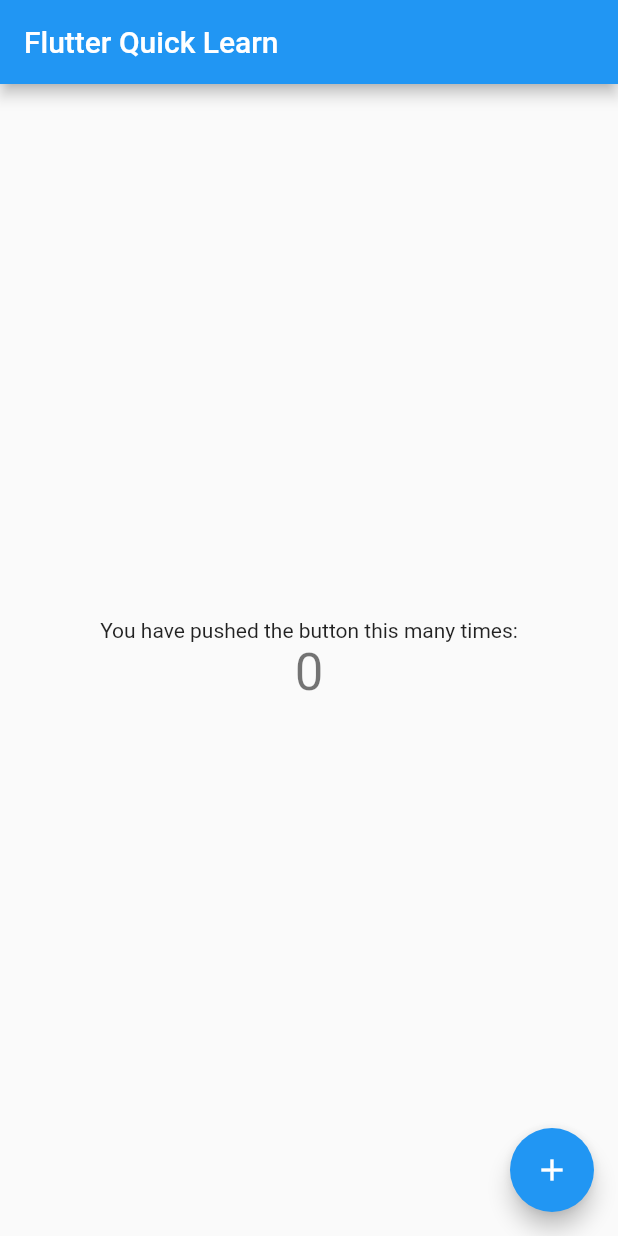
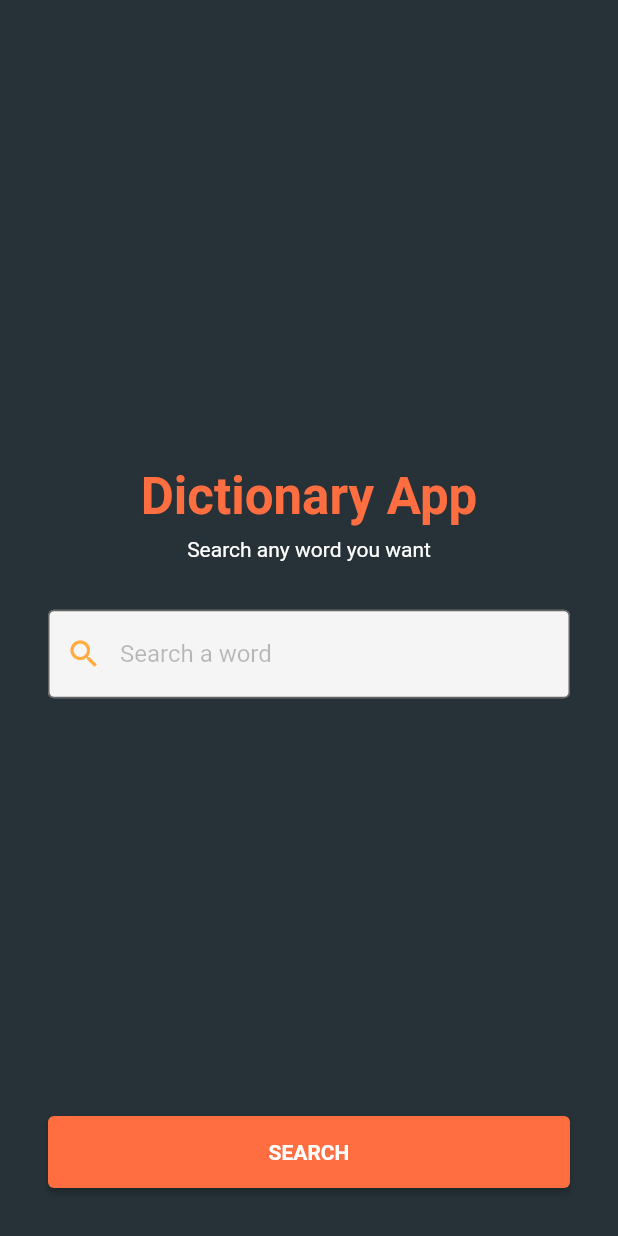
Before and after one commit to hamed-deriv/flutter_quick_learn, a Flutter app: the screen it shows after launch, on a phone screen of 412 x 824 dp. Run offline on Flutter 3.47's test engine with Material 2 defaults, Android fonts, the phone set to English and light mode, and no system bars; our stand-ins replace bloc, flutter_bloc.

Commit message:
add basic dictionary

```diff
--- a/lib/home_page.dart
+++ b/lib/home_page.dart
@@ -1,48 +1,121 @@
 import 'package:flutter/material.dart';
+import 'package:flutter_bloc/flutter_bloc.dart';
 
-class HomePage extends StatefulWidget {
-  HomePage({Key? key, required this.title}) : super(key: key);
+import 'package:flutter_quick_learn/definitions_page.dart';
+import 'package:flutter_quick_learn/states/dictionary_cubit.dart';
+import 'package:flutter_quick_learn/states/dictionary_state.dart';
 
-  final String title;
-
-  @override
-  _HomePageState createState() => _HomePageState();
-}
-
-class _HomePageState extends State<HomePage> {
-  int _counter = 0;
-
-  void _incrementCounter() {
-    setState(() {
-      _counter++;
-    });
-  }
+class HomePage extends StatelessWidget {
+  HomePage({Key? key}) : super(key: key);
 
   @override
   Widget build(BuildContext context) {
     return Scaffold(
-      appBar: AppBar(
-        title: Text(widget.title),
+      backgroundColor: Colors.blueGrey[900],
+      body: BlocConsumer<DictionaryCubit, DictionaryState>(
+        listener: (context, state) {
+          if (state is FetchedState && state.result != null) {
+            Navigator.push(
+              context,
+              MaterialPageRoute(
+                builder: (context) => DefinitionsPage(result: state.result!),
               ),
-      body: Center(
+            );
+          }
+        },
+        builder: (context, state) {
+          if (state is InitialState) {
+            return _buildInputForm(context);
+          } else if (state is SearchingState) {
+            return Center(child: CircularProgressIndicator());
+          } else if (state is ErrorState) {
+            return _buildErrorWidget(state.message);
+          }
+
+          return SizedBox.shrink();
+        },
+      ),
+    );
+  }
+
+  Widget _buildInputForm(BuildContext context) {
+    final DictionaryCubit dictionaryCubit = context.watch<DictionaryCubit>();
+
+    final TextEditingController editTextController = TextEditingController();
+
+    return Container(
+      padding: const EdgeInsets.all(32),
       child: Column(
-          mainAxisAlignment: MainAxisAlignment.center,
-          children: <Widget>[
+        children: [
+          Spacer(),
           Text(
-              'You have pushed the button this many times:',
+            'Dictionary App',
+            style: TextStyle(
+              color: Colors.deepOrangeAccent,
+              fontSize: 34,
+              fontWeight: FontWeight.bold,
             ),
+          ),
+          SizedBox(height: 8),
           Text(
-              '$_counter',
-              style: Theme.of(context).textTheme.headline4,
+            'Search any word you want',
+            style: TextStyle(
+              color: Colors.white,
+              fontSize: 14,
+            ),
+          ),
+          SizedBox(height: 32),
+          TextField(
+            controller: editTextController,
+            cursorColor: Colors.orangeAccent,
+            decoration: InputDecoration(
+              hintText: 'Search a word',
+              border: OutlineInputBorder(
+                borderRadius: BorderRadius.circular(4),
+                borderSide: BorderSide(color: Colors.transparent),
+              ),
+              focusedBorder: OutlineInputBorder(
+                borderSide: BorderSide(color: Colors.orangeAccent),
+              ),
+              filled: true,
+              fillColor: Colors.grey[100],
+              prefixIcon: Icon(Icons.search, color: Colors.orangeAccent),
+              hintStyle: TextStyle(color: Colors.black26),
+            ),
+          ),
+          Spacer(),
+          Container(
+            width: double.infinity,
+            child: ElevatedButton(
+              child: Text(
+                'SEARCH',
+                style: TextStyle(fontWeight: FontWeight.bold),
+              ),
+              style: ElevatedButton.styleFrom(
+                primary: Colors.deepOrangeAccent,
+                padding: const EdgeInsets.all(16),
+              ),
+              onPressed: () => editTextController.text == ''
+                  ? null
+                  : dictionaryCubit.search(editTextController.text),
+            ),
           ),
         ],
       ),
+    );
+  }
+
+  Widget _buildErrorWidget(String errorMessage) => Center(
+        child: Padding(
+          padding: const EdgeInsets.all(16),
+          child: Text(
+            errorMessage,
+            textAlign: TextAlign.center,
+            style: TextStyle(
+              color: Colors.white,
+              fontWeight: FontWeight.bold,
             ),
-      floatingActionButton: FloatingActionButton(
-        onPressed: _incrementCounter,
-        tooltip: 'Increment',
-        child: Icon(Icons.add),
+          ),
         ),
       );
 }
-}
--- /dev/null
+++ b/lib/http_service.dart
@@ -0,0 +1,13 @@
+import 'package:http/http.dart';
+
+class HttpService {
+  static final baseUrl = 'https://api.dictionaryapi.dev/api/v2/entries/';
+
+  static Future<Response> getResponse(String endpoint) async {
+    try {
+      return get(Uri.parse('$baseUrl$endpoint'));
+    } on Exception catch (e) {
+      throw e;
+    }
+  }
+}
--- a/lib/main.dart
+++ b/lib/main.dart
@@ -1,18 +1,20 @@
 import 'package:flutter/material.dart';
+import 'package:flutter_bloc/flutter_bloc.dart';
 
 import 'package:flutter_quick_learn/home_page.dart';
+import 'package:flutter_quick_learn/states/dictionary_cubit.dart';
+import 'package:flutter_quick_learn/word_repository.dart';
 
 void main() => runApp(App());
 
 class App extends StatelessWidget {
   @override
-  Widget build(BuildContext context) {
-    return MaterialApp(
-      title: 'Flutter Demo',
-      theme: ThemeData(
-        primarySwatch: Colors.blue,
-      ),
-      home: HomePage(title: 'Flutter Quick Learn'),
-    );
-  }
+  Widget build(BuildContext context) => MaterialApp(
+        title: 'Flutter Quick Learn',
+        theme: ThemeData(primarySwatch: Colors.blue),
+        home: BlocProvider(
+          create: (context) => DictionaryCubit(WordRepository()),
+          child: HomePage(),
+        ),
+      );
 }
--- /dev/null
+++ b/lib/states/dictionary_cubit.dart
@@ -0,0 +1,26 @@
+import 'package:bloc/bloc.dart';
+
+import 'package:flutter_quick_learn/states/dictionary_state.dart';
+import 'package:flutter_quick_learn/word_repository.dart';
+import 'package:flutter_quick_learn/word_response_model.dart';
+
+class DictionaryCubit extends Cubit<DictionaryState> {
+  DictionaryCubit(this.repository) : super(InitialState());
+
+  final WordRepository repository;
+
+  Future<void> search(String query) async {
+    try {
+      emit(SearchingState());
+
+      List<WordResponseModel>? result =
+          await repository.getWordsFromDictionary(query);
+
+      result == null
+          ? emit(ErrorState('$query not found!'))
+          : emit(FetchedState(result));
+    } on Exception catch (e) {
+      emit(ErrorState('$e'));
+    }
+  }
+}
--- /dev/null
+++ b/lib/states/dictionary_state.dart
@@ -0,0 +1,19 @@
+import 'package:flutter_quick_learn/word_response_model.dart';
+
+abstract class DictionaryState {}
+
+class InitialState extends DictionaryState {}
+
+class SearchingState extends DictionaryState {}
+
+class FetchedState extends DictionaryState {
+  FetchedState(this.result);
+
+  final List<WordResponseModel>? result;
+}
+
+class ErrorState extends DictionaryState {
+  ErrorState(this.message);
+
+  final String message;
+}
--- /dev/null
+++ b/lib/word_response_model.dart
@@ -0,0 +1,104 @@
+import 'dart:convert';
+
+List<WordResponseModel> wordResponseModelFromJson(String string) =>
+    List<WordResponseModel>.from(
+      json.decode(string).map((item) => WordResponseModel.fromJson(item)),
+    );
+
+String wordResponseModelToJson(List<WordResponseModel> data) =>
+    json.encode(List<dynamic>.from(data.map((item) => item.toJson())));
+
+class WordResponseModel {
+  WordResponseModel({
+    required this.word,
+    required this.phonetics,
+    required this.meanings,
+  });
+
+  final String word;
+  final List<PhoneticModel> phonetics;
+  final List<MeaningModel> meanings;
+
+  factory WordResponseModel.fromJson(Map<String, dynamic> json) =>
+      WordResponseModel(
+        word: json["word"],
+        phonetics: List<PhoneticModel>.from(
+          json["phonetics"].map((item) => PhoneticModel.fromJson(item)),
+        ),
+        meanings: List<MeaningModel>.from(
+          json["meanings"].map((item) => MeaningModel.fromJson(item)),
+        ),
+      );
+
+  Map<String, dynamic> toJson() => {
+        "word": word,
+        "phonetics": List<dynamic>.from(phonetics.map((item) => item.toJson())),
+        "meanings": List<dynamic>.from(meanings.map((item) => item.toJson())),
+      };
+}
+
+class MeaningModel {
+  MeaningModel({required this.partOfSpeech, required this.definitions});
+
+  final String partOfSpeech;
+  final List<DefinitionModel> definitions;
+
+  factory MeaningModel.fromJson(Map<String, dynamic> json) => MeaningModel(
+        partOfSpeech: json["partOfSpeech"] ?? '',
+        definitions: List<DefinitionModel>.from(
+          json["definitions"].map((item) => DefinitionModel.fromJson(item)),
+        ),
+      );
+
+  Map<String, dynamic> toJson() => {
+        "partOfSpeech": partOfSpeech,
+        "definitions":
+            List<dynamic>.from(definitions.map((item) => item.toJson())),
+      };
+}
+
+class DefinitionModel {
+  DefinitionModel({
+    required this.definition,
+    required this.example,
+    required this.synonyms,
+  });
+
+  final String definition;
+  final String example;
+  final List<String>? synonyms;
+
+  factory DefinitionModel.fromJson(Map<String, dynamic> json) =>
+      DefinitionModel(
+        definition: json["definition"] ?? '',
+        example: json["example"] ?? '',
+        synonyms: json["synonyms"] == null
+            ? null
+            : List<String>.from(json["synonyms"].map((item) => item)),
+      );
+
+  Map<String, dynamic> toJson() => {
+        "definition": definition,
+        "example": example,
+        "synonyms": synonyms == null
+            ? null
+            : List<dynamic>.from(synonyms!.map((item) => item)),
+      };
+}
+
+class PhoneticModel {
+  PhoneticModel({required this.text, required this.audio});
+
+  final String text;
+  final String audio;
+
+  factory PhoneticModel.fromJson(Map<String, dynamic> json) => PhoneticModel(
+        text: json["text"] ?? '',
+        audio: json["audio"] ?? '',
+      );
+
+  Map<String, dynamic> toJson() => {
+        "text": text,
+        "audio": audio,
+      };
+}
--- a/pubspec.yaml
+++ b/pubspec.yaml
@@ -14,6 +14,10 @@ dependencies:
 
   cupertino_icons: ^1.0.2
 
+  http: ^0.13.3
+  flutter_bloc: ^7.2.0
+  assets_audio_player: ^3.0.3+6
+
 dev_dependencies:
   flutter_test:
     sdk: flutter
```
Also changed, not shown: lib/definitions_page.dart (added, +36 -0 lines), lib/word_page.dart (added, +108 -0 lines), lib/word_repository.dart (added, +18 -0 lines), pubspec.lock, 6 other files. Lines whose indentation alone changed are shown as unchanged.
